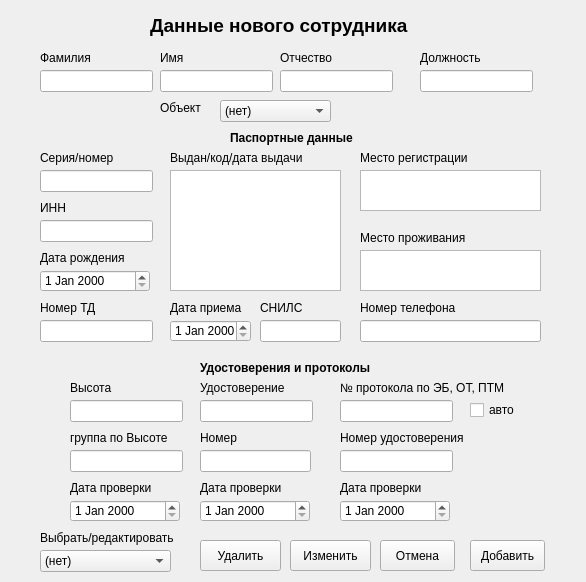
Before: the Qt Designer form my_helper/notebook/designer_ui/new_worker.ui in SmolPO/vertical, drawn with Qt 5.
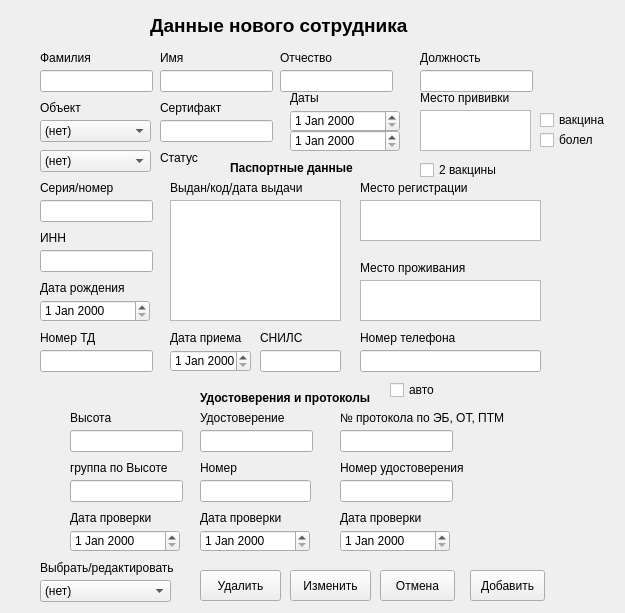
After: the same form once the commit is applied.

Patch:
```diff
--- a/my_helper/notebook/designer_ui/new_worker.ui
+++ b/my_helper/notebook/designer_ui/new_worker.ui
@@ -2,6 +2,14 @@
 <ui version="4.0">
  <class>form_new_worker</class>
  <widget class="QWidget" name="form_new_worker">
+  <property name="geometry">
+   <rect>
+    <x>0</x>
+    <y>0</y>
+    <width>625</width>
+    <height>613</height>
+   </rect>
+  </property>
   <property name="windowTitle">
    <string>Новый сотрудник</string>
   </property>
@@ -34,7 +42,7 @@
    <property name="geometry">
     <rect>
      <x>470</x>
-     <y>540</y>
+     <y>570</y>
      <width>75</width>
      <height>31</height>
     </rect>
@@ -145,7 +153,7 @@
    <property name="geometry">
     <rect>
      <x>170</x>
-     <y>170</y>
+     <y>200</y>
      <width>171</width>
      <height>121</height>
     </rect>
@@ -155,7 +163,7 @@
    <property name="geometry">
     <rect>
      <x>170</x>
-     <y>150</y>
+     <y>180</y>
      <width>161</width>
      <height>16</height>
     </rect>
@@ -168,7 +176,7 @@
    <property name="geometry">
     <rect>
      <x>360</x>
-     <y>170</y>
+     <y>200</y>
      <width>181</width>
      <height>41</height>
     </rect>
@@ -178,7 +186,7 @@
    <property name="geometry">
     <rect>
      <x>360</x>
-     <y>150</y>
+     <y>180</y>
      <width>121</width>
      <height>16</height>
     </rect>
@@ -191,7 +199,7 @@
    <property name="geometry">
     <rect>
      <x>40</x>
-     <y>150</y>
+     <y>180</y>
      <width>91</width>
      <height>16</height>
     </rect>
@@ -204,7 +212,7 @@
    <property name="geometry">
     <rect>
      <x>40</x>
-     <y>170</y>
+     <y>200</y>
      <width>113</width>
      <height>22</height>
     </rect>
@@ -217,7 +225,7 @@
    <property name="geometry">
     <rect>
      <x>230</x>
-     <y>130</y>
+     <y>160</y>
      <width>131</width>
      <height>16</height>
     </rect>
@@ -235,7 +243,7 @@
    <property name="geometry">
     <rect>
      <x>70</x>
-     <y>380</y>
+     <y>410</y>
      <width>61</width>
      <height>16</height>
     </rect>
@@ -248,7 +256,7 @@
    <property name="geometry">
     <rect>
      <x>70</x>
-     <y>400</y>
+     <y>430</y>
      <width>113</width>
      <height>22</height>
     </rect>
@@ -258,7 +266,7 @@
    <property name="geometry">
     <rect>
      <x>200</x>
-     <y>360</y>
+     <y>390</y>
      <width>171</width>
      <height>16</height>
     </rect>
@@ -276,7 +284,7 @@
    <property name="geometry">
     <rect>
      <x>70</x>
-     <y>430</y>
+     <y>460</y>
      <width>111</width>
      <height>16</height>
     </rect>
@@ -289,7 +297,7 @@
    <property name="geometry">
     <rect>
      <x>200</x>
-     <y>380</y>
+     <y>410</y>
      <width>91</width>
      <height>16</height>
     </rect>
@@ -302,7 +310,7 @@
    <property name="geometry">
     <rect>
      <x>200</x>
-     <y>400</y>
+     <y>430</y>
      <width>113</width>
      <height>22</height>
     </rect>
@@ -312,7 +320,7 @@
    <property name="geometry">
     <rect>
      <x>200</x>
-     <y>430</y>
+     <y>460</y>
      <width>111</width>
      <height>16</height>
     </rect>
@@ -325,7 +333,7 @@
    <property name="geometry">
     <rect>
      <x>200</x>
-     <y>450</y>
+     <y>480</y>
      <width>111</width>
      <height>22</height>
     </rect>
@@ -335,7 +343,7 @@
    <property name="geometry">
     <rect>
      <x>380</x>
-     <y>540</y>
+     <y>570</y>
      <width>75</width>
      <height>31</height>
     </rect>
@@ -348,7 +356,7 @@
    <property name="geometry">
     <rect>
      <x>70</x>
-     <y>500</y>
+     <y>530</y>
      <width>110</width>
      <height>22</height>
     </rect>
@@ -358,7 +366,7 @@
    <property name="geometry">
     <rect>
      <x>200</x>
-     <y>500</y>
+     <y>530</y>
      <width>110</width>
      <height>22</height>
     </rect>
@@ -368,7 +376,7 @@
    <property name="geometry">
     <rect>
      <x>70</x>
-     <y>480</y>
+     <y>510</y>
      <width>91</width>
      <height>16</height>
     </rect>
@@ -381,7 +389,7 @@
    <property name="geometry">
     <rect>
      <x>200</x>
-     <y>480</y>
+     <y>510</y>
      <width>91</width>
      <height>16</height>
     </rect>
@@ -394,7 +402,7 @@
    <property name="geometry">
     <rect>
      <x>340</x>
-     <y>500</y>
+     <y>530</y>
      <width>110</width>
      <height>22</height>
     </rect>
@@ -404,7 +412,7 @@
    <property name="geometry">
     <rect>
      <x>340</x>
-     <y>380</y>
+     <y>410</y>
      <width>171</width>
      <height>16</height>
     </rect>
@@ -417,7 +425,7 @@
    <property name="geometry">
     <rect>
      <x>340</x>
-     <y>480</y>
+     <y>510</y>
      <width>101</width>
      <height>16</height>
     </rect>
@@ -430,7 +438,7 @@
    <property name="geometry">
     <rect>
      <x>360</x>
-     <y>230</y>
+     <y>260</y>
      <width>121</width>
      <height>16</height>
     </rect>
@@ -443,7 +451,7 @@
    <property name="geometry">
     <rect>
      <x>360</x>
-     <y>250</y>
+     <y>280</y>
      <width>181</width>
      <height>41</height>
     </rect>
@@ -453,7 +461,7 @@
    <property name="geometry">
     <rect>
      <x>40</x>
-     <y>250</y>
+     <y>280</y>
      <width>101</width>
      <height>16</height>
     </rect>
@@ -466,7 +474,7 @@
    <property name="geometry">
     <rect>
      <x>40</x>
-     <y>270</y>
+     <y>300</y>
      <width>110</width>
      <height>22</height>
     </rect>
@@ -476,7 +484,7 @@
    <property name="geometry">
     <rect>
      <x>40</x>
-     <y>320</y>
+     <y>350</y>
      <width>113</width>
      <height>22</height>
     </rect>
@@ -486,7 +494,7 @@
    <property name="geometry">
     <rect>
      <x>340</x>
-     <y>450</y>
+     <y>480</y>
      <width>113</width>
      <height>22</height>
     </rect>
@@ -496,7 +504,7 @@
    <property name="geometry">
     <rect>
      <x>40</x>
-     <y>300</y>
+     <y>330</y>
      <width>61</width>
      <height>16</height>
     </rect>
@@ -509,7 +517,7 @@
    <property name="geometry">
     <rect>
      <x>170</x>
-     <y>320</y>
+     <y>350</y>
      <width>81</width>
      <height>22</height>
     </rect>
@@ -519,7 +527,7 @@
    <property name="geometry">
     <rect>
      <x>170</x>
-     <y>300</y>
+     <y>330</y>
      <width>141</width>
      <height>16</height>
     </rect>
@@ -532,7 +540,7 @@
    <property name="geometry">
     <rect>
      <x>340</x>
-     <y>430</y>
+     <y>460</y>
      <width>131</width>
      <height>16</height>
     </rect>
@@ -545,7 +553,7 @@
    <property name="geometry">
     <rect>
      <x>360</x>
-     <y>320</y>
+     <y>350</y>
      <width>181</width>
      <height>22</height>
     </rect>
@@ -555,7 +563,7 @@
    <property name="geometry">
     <rect>
      <x>360</x>
-     <y>300</y>
+     <y>330</y>
      <width>101</width>
      <height>16</height>
     </rect>
@@ -568,7 +576,7 @@
    <property name="geometry">
     <rect>
      <x>40</x>
-     <y>220</y>
+     <y>250</y>
      <width>113</width>
      <height>22</height>
     </rect>
@@ -578,7 +586,7 @@
    <property name="geometry">
     <rect>
      <x>40</x>
-     <y>200</y>
+     <y>230</y>
      <width>49</width>
      <height>16</height>
     </rect>
@@ -591,7 +599,7 @@
    <property name="geometry">
     <rect>
      <x>250</x>
-     <y>300</y>
+     <y>330</y>
      <width>49</width>
      <height>16</height>
     </rect>
@@ -604,7 +612,7 @@
    <property name="geometry">
     <rect>
      <x>260</x>
-     <y>300</y>
+     <y>330</y>
      <width>49</width>
      <height>16</height>
     </rect>
@@ -617,7 +625,7 @@
    <property name="geometry">
     <rect>
      <x>40</x>
-     <y>550</y>
+     <y>580</y>
      <width>131</width>
      <height>22</height>
     </rect>
@@ -632,7 +640,7 @@
    <property name="geometry">
     <rect>
      <x>40</x>
-     <y>530</y>
+     <y>560</y>
      <width>151</width>
      <height>16</height>
     </rect>
@@ -645,7 +653,7 @@
    <property name="geometry">
     <rect>
      <x>260</x>
-     <y>320</y>
+     <y>350</y>
      <width>81</width>
      <height>22</height>
     </rect>
@@ -655,7 +663,7 @@
    <property name="geometry">
     <rect>
      <x>290</x>
-     <y>540</y>
+     <y>570</y>
      <width>81</width>
      <height>31</height>
     </rect>
@@ -668,7 +676,7 @@
    <property name="geometry">
     <rect>
      <x>200</x>
-     <y>540</y>
+     <y>570</y>
      <width>81</width>
      <height>31</height>
     </rect>
@@ -681,7 +689,7 @@
    <property name="geometry">
     <rect>
      <x>340</x>
-     <y>400</y>
+     <y>430</y>
      <width>113</width>
      <height>22</height>
     </rect>
@@ -691,7 +699,7 @@
    <property name="geometry">
     <rect>
      <x>70</x>
-     <y>450</y>
+     <y>480</y>
      <width>113</width>
      <height>22</height>
     </rect>
@@ -700,8 +708,8 @@
   <widget class="QComboBox" name="cb_contract">
    <property name="geometry">
     <rect>
-     <x>220</x>
-     <y>100</y>
+     <x>40</x>
+     <y>120</y>
      <width>111</width>
      <height>22</height>
     </rect>
@@ -715,7 +723,7 @@
   <widget class="QLabel" name="label_29">
    <property name="geometry">
     <rect>
-     <x>160</x>
+     <x>40</x>
      <y>100</y>
      <width>49</width>
      <height>16</height>
@@ -728,8 +736,8 @@
   <widget class="QCheckBox" name="cb_auto">
    <property name="geometry">
     <rect>
-     <x>470</x>
-     <y>400</y>
+     <x>390</x>
+     <y>380</y>
      <width>76</width>
      <height>20</height>
     </rect>
@@ -738,6 +746,167 @@
     <string>авто</string>
    </property>
   </widget>
+  <widget class="QDateEdit" name="d_covid_2">
+   <property name="geometry">
+    <rect>
+     <x>290</x>
+     <y>130</y>
+     <width>110</width>
+     <height>22</height>
+    </rect>
+   </property>
+  </widget>
+  <widget class="QTextEdit" name="place">
+   <property name="geometry">
+    <rect>
+     <x>420</x>
+     <y>110</y>
+     <width>111</width>
+     <height>41</height>
+    </rect>
+   </property>
+  </widget>
+  <widget class="QLineEdit" name="covid_doc">
+   <property name="geometry">
+    <rect>
+     <x>160</x>
+     <y>120</y>
+     <width>113</width>
+     <height>22</height>
+    </rect>
+   </property>
+  </widget>
+  <widget class="QDateEdit" name="d_covid_1">
+   <property name="geometry">
+    <rect>
+     <x>290</x>
+     <y>110</y>
+     <width>110</width>
+     <height>22</height>
+    </rect>
+   </property>
+  </widget>
+  <widget class="QCheckBox" name="sputnik_5">
+   <property name="geometry">
+    <rect>
+     <x>420</x>
+     <y>160</y>
+     <width>81</width>
+     <height>20</height>
+    </rect>
+   </property>
+   <property name="text">
+    <string>2 вакцины</string>
+   </property>
+  </widget>
+  <widget class="QLabel" name="label_30">
+   <property name="geometry">
+    <rect>
+     <x>160</x>
+     <y>100</y>
+     <width>81</width>
+     <height>16</height>
+    </rect>
+   </property>
+   <property name="text">
+    <string>Сертифакт</string>
+   </property>
+  </widget>
+  <widget class="QCheckBox" name="checkBox">
+   <property name="geometry">
+    <rect>
+     <x>540</x>
+     <y>110</y>
+     <width>76</width>
+     <height>20</height>
+    </rect>
+   </property>
+   <property name="text">
+    <string>вакцина</string>
+   </property>
+  </widget>
+  <widget class="QCheckBox" name="checkBox_2">
+   <property name="geometry">
+    <rect>
+     <x>540</x>
+     <y>130</y>
+     <width>76</width>
+     <height>20</height>
+    </rect>
+   </property>
+   <property name="text">
+    <string>болел</string>
+   </property>
+  </widget>
+  <widget class="QLabel" name="label_31">
+   <property name="geometry">
+    <rect>
+     <x>420</x>
+     <y>90</y>
+     <width>101</width>
+     <height>16</height>
+    </rect>
+   </property>
+   <property name="text">
+    <string>Место прививки</string>
+   </property>
+  </widget>
+  <widget class="QLabel" name="label_32">
+   <property name="geometry">
+    <rect>
+     <x>290</x>
+     <y>90</y>
+     <width>49</width>
+     <height>16</height>
+    </rect>
+   </property>
+   <property name="text">
+    <string>Даты</string>
+   </property>
+  </widget>
+  <widget class="QComboBox" name="comboBox">
+   <property name="geometry">
+    <rect>
+     <x>40</x>
+     <y>150</y>
+     <width>111</width>
+     <height>22</height>
+    </rect>
+   </property>
+   <item>
+    <property name="text">
+     <string>(нет)</string>
+    </property>
+   </item>
+   <item>
+    <property name="text">
+     <string>работает</string>
+    </property>
+   </item>
+   <item>
+    <property name="text">
+     <string>отпуск</string>
+    </property>
+   </item>
+   <item>
+    <property name="text">
+     <string>уволен</string>
+    </property>
+   </item>
+  </widget>
+  <widget class="QLabel" name="label_33">
+   <property name="geometry">
+    <rect>
+     <x>160</x>
+     <y>150</y>
+     <width>49</width>
+     <height>16</height>
+    </rect>
+   </property>
+   <property name="text">
+    <string>Статус</string>
+   </property>
+  </widget>
  </widget>
  <resources/>
  <connections/>
```
